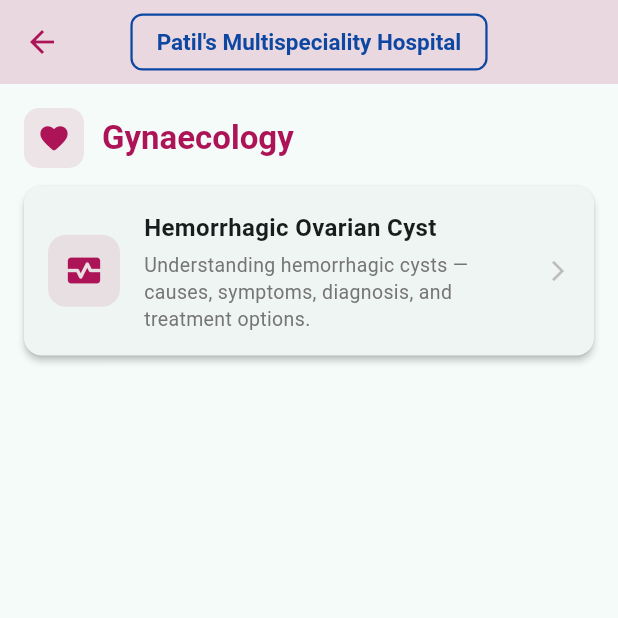
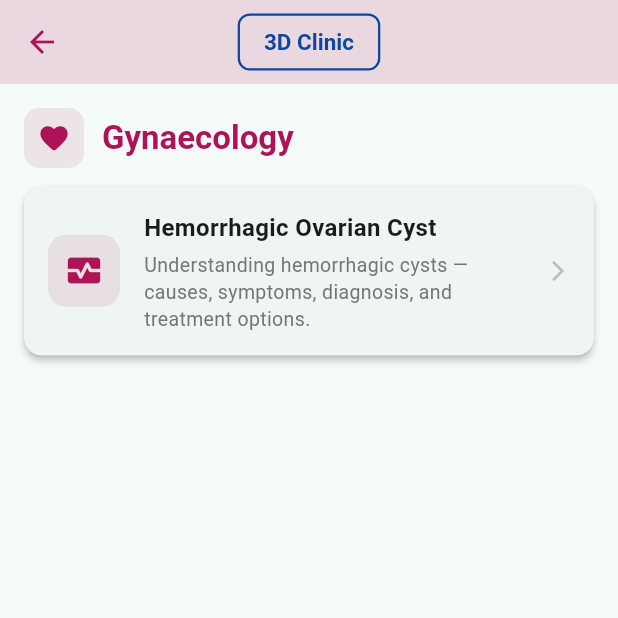
Before and after one commit to bharathreddyh/iha_clinic, a Flutter app: the EducationModulesScreen screen opened directly, on a phone screen of 412 x 824 dp, the top half of it. Run offline on Flutter 3.47's test engine with Material 3 defaults, Android fonts, the phone set to English and light mode, and no system bars; our stand-ins replace cloud_firestore, firebase_core; missing offline and left inert: dart:html, dart:ui_web; accounts and stored records are empty; network calls fail.

Commit message:
Rebrand all references from Patil's Hospital to 3D Clinic
Updated app title, manifest, config, and app bar across the project.

https://claude.ai/code/session_01PugChWFR49oybu54CLwyCR

```diff
--- a/lib/core/config/app_config.dart
+++ b/lib/core/config/app_config.dart
@@ -16,7 +16,7 @@ class AppConfig {
   factory AppConfig.production() {
     return AppConfig(
       baseUrl: 'https://3dclinic.app',
-      clinicName: "Patil's Multispeciality Hospital",
+      clinicName: '3D Clinic',
       twilioAccountSid: 'YOUR_TWILIO_SID',
       twilioAuthToken: 'YOUR_TWILIO_TOKEN',
       twilioPhoneNumber: '+91XXXXXXXXXX',
--- a/lib/core/widgets/hospital_app_bar.dart
+++ b/lib/core/widgets/hospital_app_bar.dart
@@ -27,7 +27,7 @@ AppBar hospitalAppBar(
           borderRadius: BorderRadius.circular(8),
         ),
         child: const Text(
-          "Patil's Multispeciality Hospital",
+          '3D Clinic',
           style: TextStyle(
             fontSize: 15,
             fontWeight: FontWeight.w600,
```
Also changed, not shown: 2 other files.
